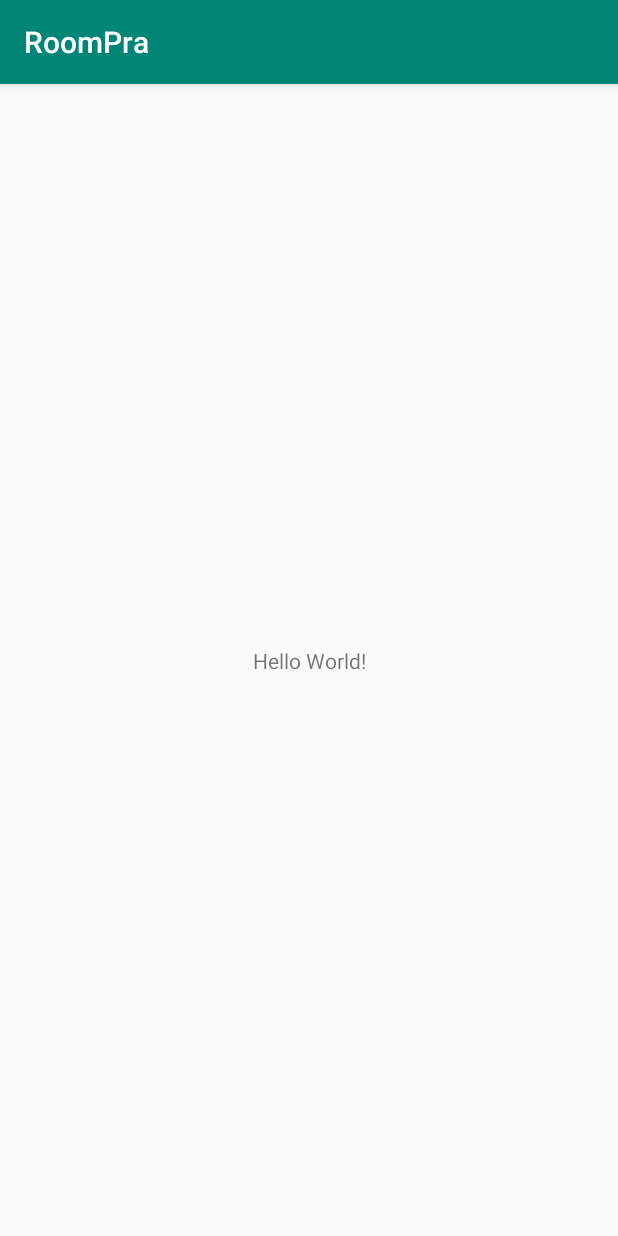
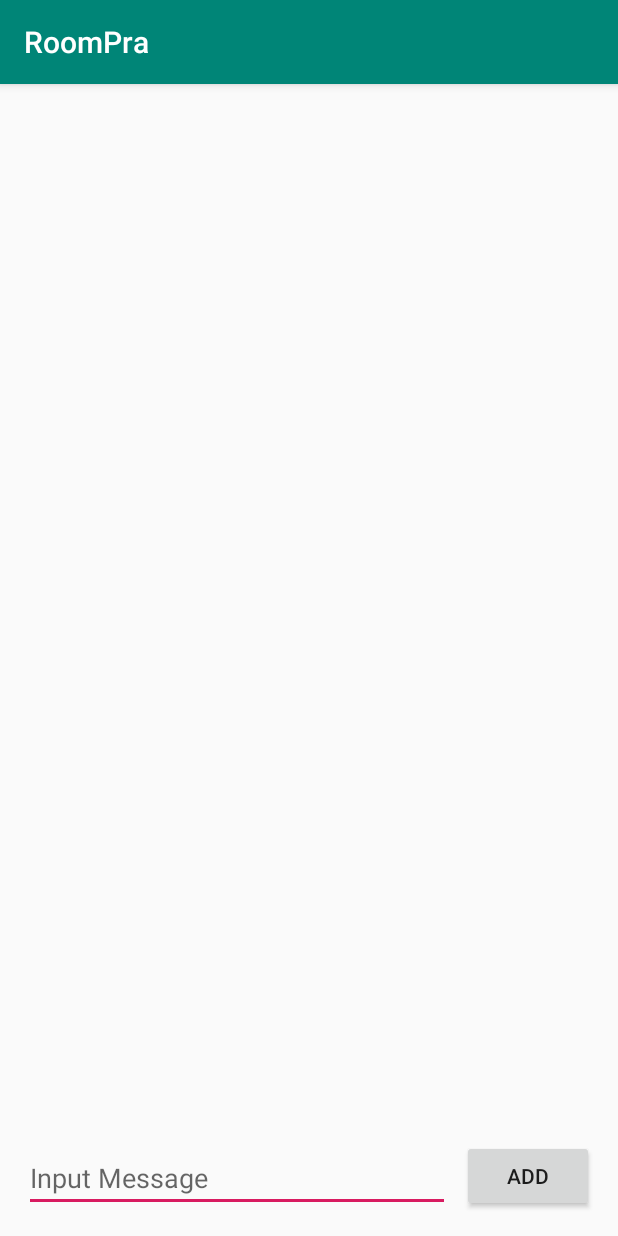
Before and after one commit to pikohan-suzuki/RoomPra, an Android app: the screen it shows after launch (MainActivity), on a phone screen of 412 x 824 dp. Run offline under Robolectric (Android 15) with nearby library versions, the phone set to English and light mode, and no system bars.

Commit message:
add init

```diff
--- a/app/src/main/java/com/amebaownd/pikohan_nwiatori/roompra/MainActivity.kt
+++ b/app/src/main/java/com/amebaownd/pikohan_nwiatori/roompra/MainActivity.kt
@@ -2,11 +2,27 @@ package com.amebaownd.pikohan_nwiatori.roompra
 
 import androidx.appcompat.app.AppCompatActivity
 import android.os.Bundle
+import android.widget.ArrayAdapter
+import android.widget.Button
+import android.widget.EditText
+import android.widget.ListView
 
 class MainActivity : AppCompatActivity() {
 
     override fun onCreate(savedInstanceState: Bundle?) {
         super.onCreate(savedInstanceState)
         setContentView(R.layout.activity_main)
+
+        val editText = findViewById<EditText>(R.id.message_editText)
+        val listView = findViewById<ListView>(R.id.message_list)
+
+        val addButton = findViewById<Button>(R.id.add_button)
+        addButton.setOnClickListener {
+
+            val stringArray = arrayOf("aaa")
+            val arrayAdapter = ArrayAdapter(this,android.R.layout.simple_list_item_1,stringArray)
+            listView.adapter = arrayAdapter
+        }
+
     }
 }
--- /dev/null
+++ b/app/src/main/java/com/amebaownd/pikohan_nwiatori/roompra/database/AppDatabase.kt
@@ -0,0 +1 @@
+package com.amebaownd.pikohan_nwiatori.roompra.database
--- /dev/null
+++ b/app/src/main/java/com/amebaownd/pikohan_nwiatori/roompra/database/Message.kt
@@ -0,0 +1 @@
+package com.amebaownd.pikohan_nwiatori.roompra.database
--- /dev/null
+++ b/app/src/main/java/com/amebaownd/pikohan_nwiatori/roompra/database/MessageDao.kt
@@ -0,0 +1 @@
+package com.amebaownd.pikohan_nwiatori.roompra.database
--- a/app/src/main/res/layout/activity_main.xml
+++ b/app/src/main/res/layout/activity_main.xml
@@ -6,13 +6,42 @@
     android:layout_height="match_parent"
     tools:context=".MainActivity">
 
-    <TextView
+    <EditText
+        android:id="@+id/message_editText"
+        android:layout_width="0dp"
+        android:layout_height="wrap_content"
+        android:layout_marginStart="16dp"
+        android:layout_marginEnd="8dp"
+        android:layout_marginBottom="16dp"
+        android:ems="10"
+        android:hint="Input Message"
+        android:inputType="textPersonName"
+        app:layout_constraintBottom_toBottomOf="parent"
+        app:layout_constraintEnd_toStartOf="@+id/add_button"
+        app:layout_constraintStart_toStartOf="parent" />
+
+    <Button
+        android:id="@+id/add_button"
         android:layout_width="wrap_content"
         android:layout_height="wrap_content"
-        android:text="Hello World!"
+        android:layout_marginEnd="16dp"
+        android:layout_marginBottom="16dp"
+        android:text="ADD"
         app:layout_constraintBottom_toBottomOf="parent"
-        app:layout_constraintLeft_toLeftOf="parent"
-        app:layout_constraintRight_toRightOf="parent"
-        app:layout_constraintTop_toTopOf="parent" />
+        app:layout_constraintEnd_toEndOf="parent" />
 
+    <ListView
+        android:id="@+id/message_list"
+        android:layout_width="0dp"
+        android:layout_height="0dp"
+        android:layout_marginStart="8dp"
+        android:layout_marginTop="8dp"
+        android:layout_marginEnd="8dp"
+        android:layout_marginBottom="24dp"
+        app:layout_constraintBottom_toTopOf="@+id/message_editText"
+        app:layout_constraintEnd_toEndOf="parent"
+        app:layout_constraintHorizontal_bias="0.0"
+        app:layout_constraintStart_toStartOf="parent"
+        app:layout_constraintTop_toTopOf="parent"
+        app:layout_constraintVertical_bias="1.0" />
 </androidx.constraintlayout.widget.ConstraintLayout>
```
